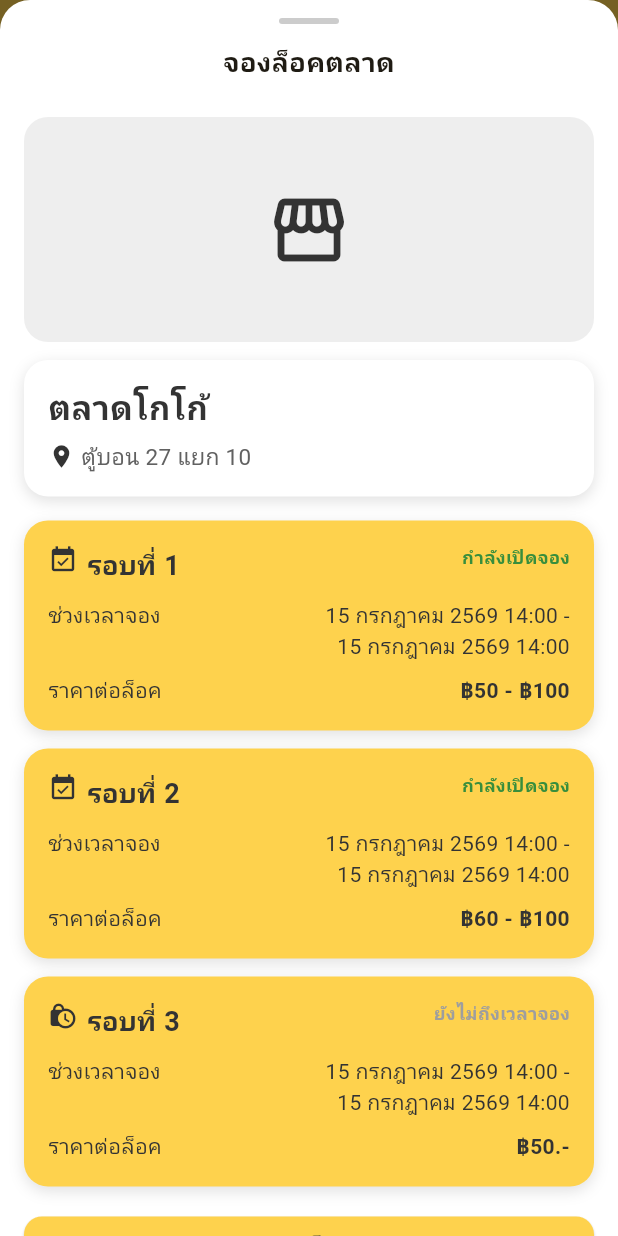
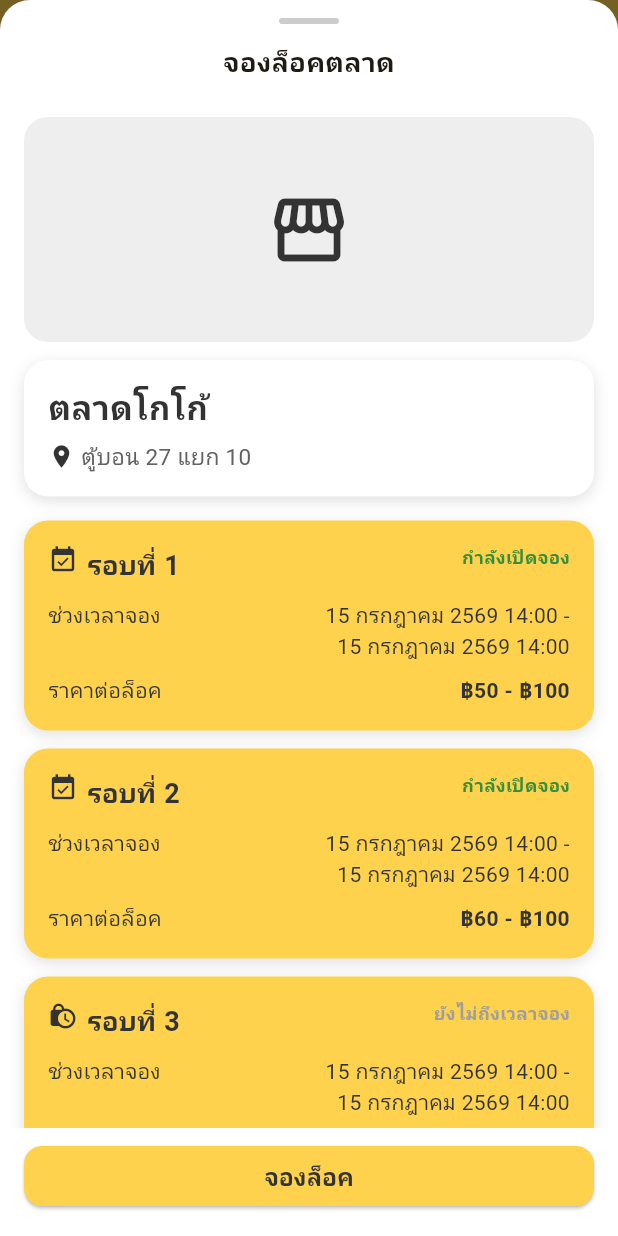
Before and after one commit to izzabellerina/flutter-space-dee-v4, a Flutter app: the SelectMarketScreen screen opened by its route, after a tap on "ตลาดโกโก้", on a phone screen of 412 x 824 dp. Run offline on Flutter 3.47's test engine with Material 3 defaults, Android fonts, the phone set to English and light mode, and no system bars; our stand-ins replace flutter_riverpod, flutter_svg, font_awesome_flutter, go_router, google_sign_in, qr_flutter; missing offline and left inert: flutter_facebook_auth, flutter_line_sdk, gal; Roboto replaces fonts that are missing (Anuphan).

Commit message:
Add market-rules step to the booking modal sheet
- "จองล็อค" now switches the sheet to a rules step (multi-step in one sheet)
- Rules step: market rule icons + acknowledge checkbox + confirm button
- Confirm is disabled until the checkbox is ticked; full-width buttons

Co-Authored-By: Claude Opus 4.8 <noreply@anthropic.com>

```diff
--- a/lib/screens/book_market_screen.dart
+++ b/lib/screens/book_market_screen.dart
@@ -70,18 +70,45 @@ Future<void> showBookMarketSheet(
   );
 }
 
-/// เนื้อหาภายใน modal sheet "จองล็อคตลาด"
+/// กฎของตลาด (mock) — ไอคอน + ข้อความ
+class _MarketRule {
+  const _MarketRule({required this.icon, required this.label});
+  final IconData icon;
+  final String label;
+}
+
+// กฎ (mock) — ของจริงจะดึงจาก backend
+const List<_MarketRule> _marketRules = [
+  _MarketRule(icon: Icons.no_drinks, label: 'ห้ามของมึนเมา'),
+  _MarketRule(icon: Icons.block, label: 'ห้ามของซ้ำ'),
+];
+
+/// 2 ขั้นของแผ่น: เลือกรอบจอง → กฎของตลาด
+enum _SheetStep { booking, rules }
+
+/// เนื้อหาภายใน modal sheet — มี 2 ขั้น (booking / rules) ในแผ่นเดียว
 ///
-/// ทำไม StatelessWidget?
-/// - แค่ "แสดงข้อมูล" (รูป + ชื่อ + รอบ) ไม่มี state ที่เปลี่ยนระหว่างใช้งาน
-class _BookMarketSheet extends StatelessWidget {
+/// ทำไม StatefulWidget?
+/// - ต้องจำว่าตอนนี้อยู่ขั้นไหน (`_step`) + ติ๊ก checkbox รับทราบหรือยัง (`_agreed`)
+///   ค่าพวกนี้เปลี่ยนแล้วต้อง rebuild หน้าจอ → ใช้ StatefulWidget
+class _BookMarketSheet extends StatefulWidget {
   const _BookMarketSheet({required this.name, required this.location});
 
   final String name;
   final String location;
 
   @override
+  State<_BookMarketSheet> createState() => _BookMarketSheetState();
+}
+
+class _BookMarketSheetState extends State<_BookMarketSheet> {
+  _SheetStep _step = _SheetStep.booking; // ขั้นปัจจุบัน
+  bool _agreed = false; // ติ๊ก "รับทราบข้อตกลง" แล้วหรือยัง
+
+  @override
   Widget build(BuildContext context) {
+    final isRules = _step == _SheetStep.rules;
+
     return SizedBox(
       // เต็มจอ 100% (สูงเท่าความสูงจอทั้งหมด)
       height: MediaQuery.of(context).size.height,
@@ -99,14 +126,18 @@ class _BookMarketSheet extends StatelessWidget {
                 borderRadius: BorderRadius.circular(2),
               ),
             ),
-            // หัวข้อ sheet
-            const Padding(
-              padding: EdgeInsets.symmetric(vertical: 8),
+            // หัวข้อ sheet (เปลี่ยนตามขั้น)
+            Padding(
+              padding: const EdgeInsets.symmetric(vertical: 8),
               child: Text(
-                'จองล็อคตลาด',
-                style: TextStyle(fontSize: 18, fontWeight: FontWeight.w700),
+                isRules ? 'กฎของตลาด' : 'จองล็อคตลาด',
+                style: const TextStyle(
+                  fontSize: 18,
+                  fontWeight: FontWeight.w700,
                 ),
               ),
+            ),
+
             // ── เนื้อหา (scroll) ──
             Expanded(
               child: SingleChildScrollView(
@@ -114,7 +145,36 @@ class _BookMarketSheet extends StatelessWidget {
                 child: Column(
                   crossAxisAlignment: CrossAxisAlignment.stretch,
                   children: [
-                    // ── รูปตลาด (placeholder) ──
+                    // header (รูป + การ์ดตลาด) แสดงเหมือนกันทั้ง 2 ขั้น
+                    _buildHeader(),
+                    const SizedBox(height: 16),
+                    // เนื้อหาเฉพาะขั้น
+                    if (isRules)
+                      _buildRulesContent()
+                    else
+                      _buildRoundsContent(),
+                  ],
+                ),
+              ),
+            ),
+
+            // ── แถบล่าง (ปุ่ม/checkbox) เปลี่ยนตามขั้น ──
+            Padding(
+              padding: const EdgeInsets.fromLTRB(16, 8, 16, 16),
+              child: isRules ? _buildRulesActions() : _buildBookingAction(),
+            ),
+          ],
+        ),
+      ),
+    );
+  }
+
+  /// header ที่ใช้ร่วมกันทั้ง 2 ขั้น: รูปตลาด (placeholder) + การ์ดชื่อ/ที่ตั้ง
+  Widget _buildHeader() {
+    return Column(
+      crossAxisAlignment: CrossAxisAlignment.stretch,
+      children: [
+        // รูปตลาด (placeholder)
         Container(
           height: 150,
           decoration: BoxDecoration(
@@ -129,7 +189,7 @@ class _BookMarketSheet extends StatelessWidget {
         ),
         const SizedBox(height: 12),
 
-                    // ── การ์ดข้อมูลตลาด (ชื่อ + ที่ตั้ง) ──
+        // การ์ดข้อมูลตลาด (ชื่อ + ที่ตั้ง)
         Container(
           padding: const EdgeInsets.all(16),
           decoration: BoxDecoration(
@@ -141,7 +201,7 @@ class _BookMarketSheet extends StatelessWidget {
             crossAxisAlignment: CrossAxisAlignment.start,
             children: [
               Text(
-                            name,
+                widget.name,
                 style: const TextStyle(
                   fontSize: 22,
                   fontWeight: FontWeight.w700,
@@ -159,11 +219,8 @@ class _BookMarketSheet extends StatelessWidget {
                   const SizedBox(width: 4),
                   Expanded(
                     child: Text(
-                                  location,
-                                  style: TextStyle(
-                                    fontSize: 15,
-                                    color: Colors.grey[700],
-                                  ),
+                      widget.location,
+                      style: TextStyle(fontSize: 15, color: Colors.grey[700]),
                     ),
                   ),
                 ],
@@ -171,41 +228,107 @@ class _BookMarketSheet extends StatelessWidget {
             ],
           ),
         ),
-                    const SizedBox(height: 16),
+      ],
+    );
+  }
 
-                    // ── รายการรอบจอง (การ์ดแสดงข้อมูล กดไม่ได้) ──
+  /// ขั้น booking: รายการรอบจอง (การ์ดแสดงข้อมูล กดไม่ได้)
+  Widget _buildRoundsContent() {
+    return Column(
+      crossAxisAlignment: CrossAxisAlignment.stretch,
+      children: [
         for (final round in _rounds) ...[
           _RoundCard(round: round),
           const SizedBox(height: 12),
         ],
-                    const SizedBox(height: 4),
+      ],
+    );
+  }
 
-                    // ── ปุ่ม "จองล็อค" ──
-                    ElevatedButton(
-                      onPressed: () =>
-                          _showSnack(context, 'กำลังพัฒนา flow ถัดไป'),
+  /// ขั้น rules: หัวข้อ "กฎของตลาด" + แถวไอคอนกฎ
+  Widget _buildRulesContent() {
+    return Column(
+      crossAxisAlignment: CrossAxisAlignment.start,
+      children: [
+        const Text(
+          'กฎของตลาด',
+          style: TextStyle(
+            fontSize: 16,
+            fontWeight: FontWeight.w700,
+            color: AppColors.textDark,
+          ),
+        ),
+        const SizedBox(height: 16),
+        Row(
+          children: [
+            for (final rule in _marketRules) ...[
+              _RuleItem(rule: rule),
+              const SizedBox(width: 24),
+            ],
+          ],
+        ),
+      ],
+    );
+  }
+
+  /// แถบล่างขั้น booking: ปุ่ม "จองล็อค" → ไปขั้น rules
+  Widget _buildBookingAction() {
+    return SizedBox(
+      width: double.infinity, // ยืดปุ่มเต็มกว้าง (เหมือนปุ่ม "ยืนยัน")
+      child: ElevatedButton(
+        onPressed: () => setState(() => _step = _SheetStep.rules),
         child: const Padding(
           padding: EdgeInsets.symmetric(vertical: 4),
           child: Text(
             'จองล็อค',
-                          style: TextStyle(
-                            fontSize: 16,
-                            fontWeight: FontWeight.w600,
+            style: TextStyle(fontSize: 16, fontWeight: FontWeight.w600),
+          ),
+        ),
+      ),
+    );
+  }
+
+  /// แถบล่างขั้น rules: checkbox รับทราบ + ปุ่ม "ยืนยัน"
+  Widget _buildRulesActions() {
+    return Column(
+      mainAxisSize: MainAxisSize.min,
+      children: [
+        // แถว checkbox — แตะข้อความก็ติ๊กได้
+        InkWell(
+          onTap: () => setState(() => _agreed = !_agreed),
+          child: Row(
+            mainAxisSize: MainAxisSize.min,
+            children: [
+              Checkbox(
+                value: _agreed,
+                onChanged: (v) => setState(() => _agreed = v ?? false),
+              ),
+              const Text('รับทราบข้อตกลงของตลาด'),
+            ],
+          ),
+        ),
+        const SizedBox(height: 8),
+        SizedBox(
+          width: double.infinity,
+          // ปุ่มกดได้ต่อเมื่อติ๊ก checkbox แล้ว (onPressed=null → ปุ่ม disable เอง)
+          child: ElevatedButton(
+            onPressed: _agreed
+                ? () => _showSnack('กำลังพัฒนา flow ถัดไป')
+                : null,
+            child: const Padding(
+              padding: EdgeInsets.symmetric(vertical: 4),
+              child: Text(
+                'ยืนยัน',
+                style: TextStyle(fontSize: 16, fontWeight: FontWeight.w600),
               ),
             ),
           ),
         ),
       ],
-                ),
-              ),
-            ),
-          ],
-        ),
-      ),
     );
   }
 
-  void _showSnack(BuildContext context, String message) {
+  void _showSnack(String message) {
     ScaffoldMessenger.of(context)
       ..hideCurrentSnackBar()
       ..showSnackBar(SnackBar(content: Text(message)));
@@ -277,6 +400,35 @@ class _RoundCard extends StatelessWidget {
   }
 }
 
+/// ไอคอนกฎของตลาด — วงกลมขอบแดง + ไอคอนแดง + ข้อความใต้ไอคอน
+class _RuleItem extends StatelessWidget {
+  const _RuleItem({required this.rule});
+  final _MarketRule rule;
+
+  @override
+  Widget build(BuildContext context) {
+    return Column(
+      mainAxisSize: MainAxisSize.min,
+      children: [
+        Container(
+          width: 64,
+          height: 64,
+          decoration: BoxDecoration(
+            shape: BoxShape.circle,
+            border: Border.all(color: Colors.red, width: 2),
+          ),
+          child: Icon(rule.icon, color: Colors.red, size: 32),
+        ),
+        const SizedBox(height: 6),
+        Text(
+          rule.label,
+          style: const TextStyle(fontSize: 12, color: AppColors.textDark),
+        ),
+      ],
+    );
+  }
+}
+
 /// แถวข้อมูล: label (ซ้าย) + value (ขวา ชิดขวา)
 class _InfoRow extends StatelessWidget {
   const _InfoRow({
```
Lines whose indentation alone changed are shown as unchanged.
